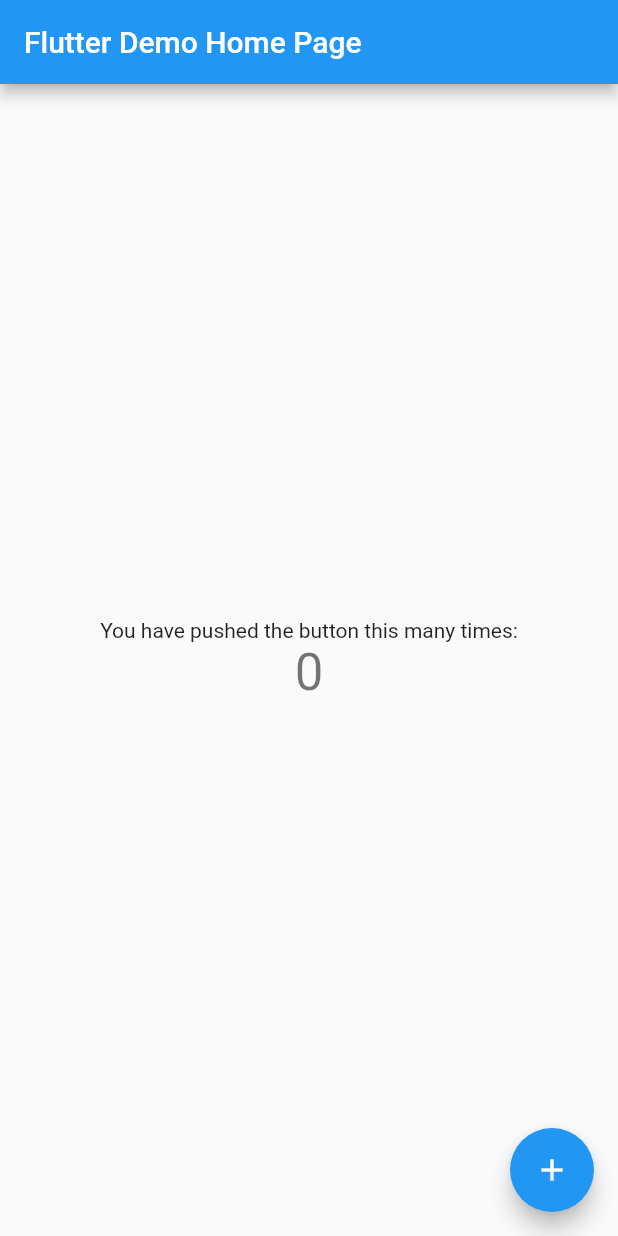
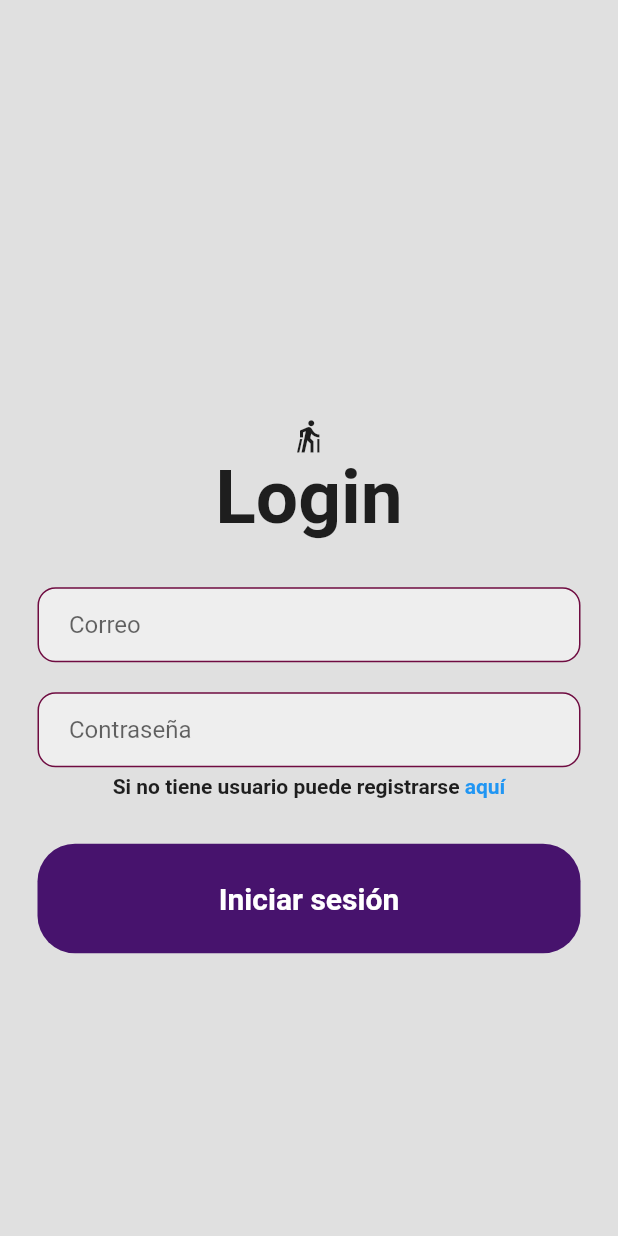
Before and after one commit to sebasIngSoft/unas_vips, a Flutter app: the screen it shows after launch, on a phone screen of 412 x 824 dp. Run offline on Flutter 3.47's test engine with Material 2 defaults, Android fonts, the phone set to English and light mode, and no system bars.

Commit message:
Login Page ADD
Agregue la pagina de Log In, cambie el main que inicie desde el login, queda pendiente cambiar el logo y el fondo como esta en el mapa de navegacion

```diff
--- a/lib/main.dart
+++ b/lib/main.dart
@@ -1,4 +1,5 @@
 import 'package:flutter/material.dart';
+import 'package:unas_vip/presentation/login/view/login_view.dart';
 
 void main() {
   runApp(const MyApp());
@@ -7,109 +8,15 @@
 class MyApp extends StatelessWidget {
   const MyApp({super.key});
 
-  // This widget is the root of your application.
   @override
   Widget build(BuildContext context) {
     return MaterialApp(
+      debugShowCheckedModeBanner: false,
       title: 'Flutter Demo',
       theme: ThemeData(
-        // This is the theme of your application.
-        //
-        // Try running your application with "flutter run". You'll see the
-        // application has a blue toolbar. Then, without quitting the app, try
-        // changing the primarySwatch below to Colors.green and then invoke
-        // "hot reload" (press "r" in the console where you ran "flutter run",
-        // or simply save your changes to "hot reload" in a Flutter IDE).
-        // Notice that the counter didn't reset back to zero; the application
-        // is not restarted.
         primarySwatch: Colors.blue,
       ),
-      home: const MyHomePage(title: 'Flutter Demo Home Page'),
+      home: LoginPage(),
     );
   }
 }
-
-class MyHomePage extends StatefulWidget {
-  const MyHomePage({super.key, required this.title});
-
-  // This widget is the home page of your application. It is stateful, meaning
-  // that it has a State object (defined below) that contains fields that affect
-  // how it looks.
-
-  // This class is the configuration for the state. It holds the values (in this
-  // case the title) provided by the parent (in this case the App widget) and
-  // used by the build method of the State. Fields in a Widget subclass are
-  // always marked "final".
-
-  final String title;
-
-  @override
-  State<MyHomePage> createState() => _MyHomePageState();
-}
-
-class _MyHomePageState extends State<MyHomePage> {
-  int _counter = 0;
-
-  void _incrementCounter() {
-    setState(() {
-      // This call to setState tells the Flutter framework that something has
-      // changed in this State, which causes it to rerun the build method below
-      // so that the display can reflect the updated values. If we changed
-      // _counter without calling setState(), then the build method would not be
-      // called again, and so nothing would appear to happen.
-      _counter++;
-    });
-  }
-
-  @override
-  Widget build(BuildContext context) {
-    // This method is rerun every time setState is called, for instance as done
-    // by the _incrementCounter method above.
-    //
-    // The Flutter framework has been optimized to make rerunning build methods
-    // fast, so that you can just rebuild anything that needs updating rather
-    // than having to individually change instances of widgets.
-    return Scaffold(
-      appBar: AppBar(
-        // Here we take the value from the MyHomePage object that was created by
-        // the App.build method, and use it to set our appbar title.
-        title: Text(widget.title),
-      ),
-      body: Center(
-        // Center is a layout widget. It takes a single child and positions it
-        // in the middle of the parent.
-        child: Column(
-          // Column is also a layout widget. It takes a list of children and
-          // arranges them vertically. By default, it sizes itself to fit its
-          // children horizontally, and tries to be as tall as its parent.
-          //
-          // Invoke "debug painting" (press "p" in the console, choose the
-          // "Toggle Debug Paint" action from the Flutter Inspector in Android
-          // Studio, or the "Toggle Debug Paint" command in Visual Studio Code)
-          // to see the wireframe for each widget.
-          //
-          // Column has various properties to control how it sizes itself and
-          // how it positions its children. Here we use mainAxisAlignment to
-          // center the children vertically; the main axis here is the vertical
-          // axis because Columns are vertical (the cross axis would be
-          // horizontal).
-          mainAxisAlignment: MainAxisAlignment.center,
-          children: <Widget>[
-            const Text(
-              'You have pushed the button this many times:',
-            ),
-            Text(
-              '$_counter',
-              style: Theme.of(context).textTheme.headline4,
-            ),
-          ],
-        ),
-      ),
-      floatingActionButton: FloatingActionButton(
-        onPressed: _incrementCounter,
-        tooltip: 'Increment',
-        child: const Icon(Icons.add),
-      ), // This trailing comma makes auto-formatting nicer for build methods.
-    );
-  }
-}
--- /dev/null
+++ b/lib/presentation/login/view/login_view.dart
@@ -0,0 +1,119 @@
+import 'package:flutter/material.dart';
+
+class LoginPage extends StatefulWidget {
+  LoginPage({Key? key}) : super(key: key);
+
+  @override
+  State<LoginPage> createState() => _LoginPageState();
+}
+
+class _LoginPageState extends State<LoginPage> {
+  @override
+  Widget build(BuildContext context) {
+    return Scaffold(
+      backgroundColor: Colors.grey[300],
+      body: SafeArea(
+        child: Center(
+          child: Column(
+            mainAxisAlignment: MainAxisAlignment.center,
+            children: [
+              //Login
+
+              SizedBox(height: 90),
+              Icon(Icons.nordic_walking_sharp),
+              Text(
+                'Login',
+                style: TextStyle(
+                  fontWeight: FontWeight.bold,
+                  fontSize: 50,
+                ),
+              ),
+              SizedBox(height: 30),
+
+              //Email TextField
+              Padding(
+                padding: const EdgeInsets.symmetric(horizontal: 25.0),
+                child: Container(
+                  decoration: BoxDecoration(
+                      color: Colors.grey[200],
+                      border: Border.all(color: Color(0xFF6F0C41)),
+                      borderRadius: BorderRadius.circular(12)),
+                  child: Padding(
+                    padding: const EdgeInsets.only(left: 20.0),
+                    child: TextField(
+                      decoration: InputDecoration(
+                        hintText: 'Correo',
+                        border: InputBorder.none,
+                      ),
+                    ),
+                  ),
+                ),
+              ),
+              SizedBox(height: 20),
+
+              //Password TextFieldPassword
+              Padding(
+                padding: const EdgeInsets.symmetric(horizontal: 25.0),
+                child: Container(
+                  decoration: BoxDecoration(
+                      color: Colors.grey[200],
+                      border: Border.all(color: Color(0xFF6F0C41)),
+                      borderRadius: BorderRadius.circular(12)),
+                  child: Padding(
+                    padding: const EdgeInsets.only(left: 20.0),
+                    child: TextField(
+                      obscureText: true,
+                      decoration: InputDecoration(
+                        hintText: 'Contraseña',
+                        border: InputBorder.none,
+                      ),
+                    ),
+                  ),
+                ),
+              ),
+              SizedBox(height: 5),
+
+              //Forget password
+              Row(
+                mainAxisAlignment: MainAxisAlignment.center,
+                children: [
+                  Text('Si no tiene usuario puede registrarse ',
+                      style: TextStyle(
+                        fontWeight: FontWeight.bold,
+                      )),
+                  Text('aquí',
+                      style: TextStyle(
+                        color: Colors.blue,
+                        fontWeight: FontWeight.bold,
+                      ))
+                ],
+              ),
+              SizedBox(height: 30),
+
+              //ding in button
+              Padding(
+                padding: const EdgeInsets.symmetric(horizontal: 25.0),
+                child: Container(
+                  padding: EdgeInsets.all(25),
+                  decoration: BoxDecoration(
+                      color: Color.fromARGB(255, 71, 19, 109),
+                      borderRadius: BorderRadius.circular(25.0)),
+                  child: Center(
+                    child: Text(
+                      'Iniciar sesión',
+                      style: TextStyle(
+                        color: Colors.white,
+                        fontWeight: FontWeight.bold,
+                        fontSize: 20,
+                      ),
+                    ),
+                  ),
+                ),
+              ),
+            ],
+          ),
+        ),
+      ),
+    );
+  }
+}
```
